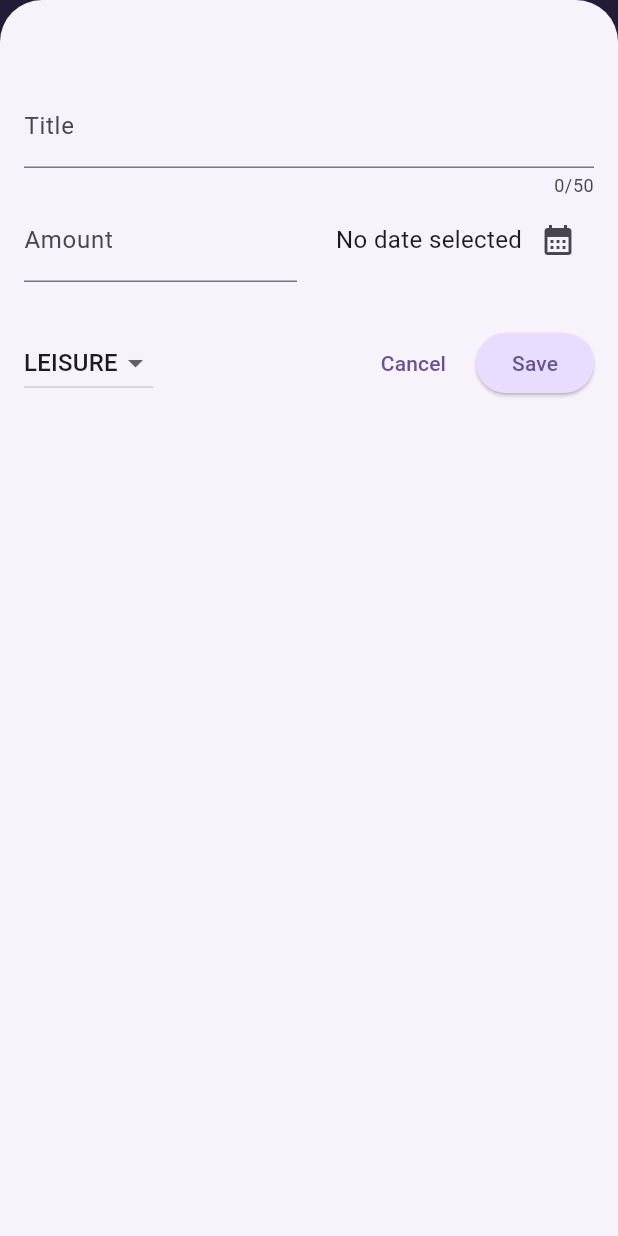
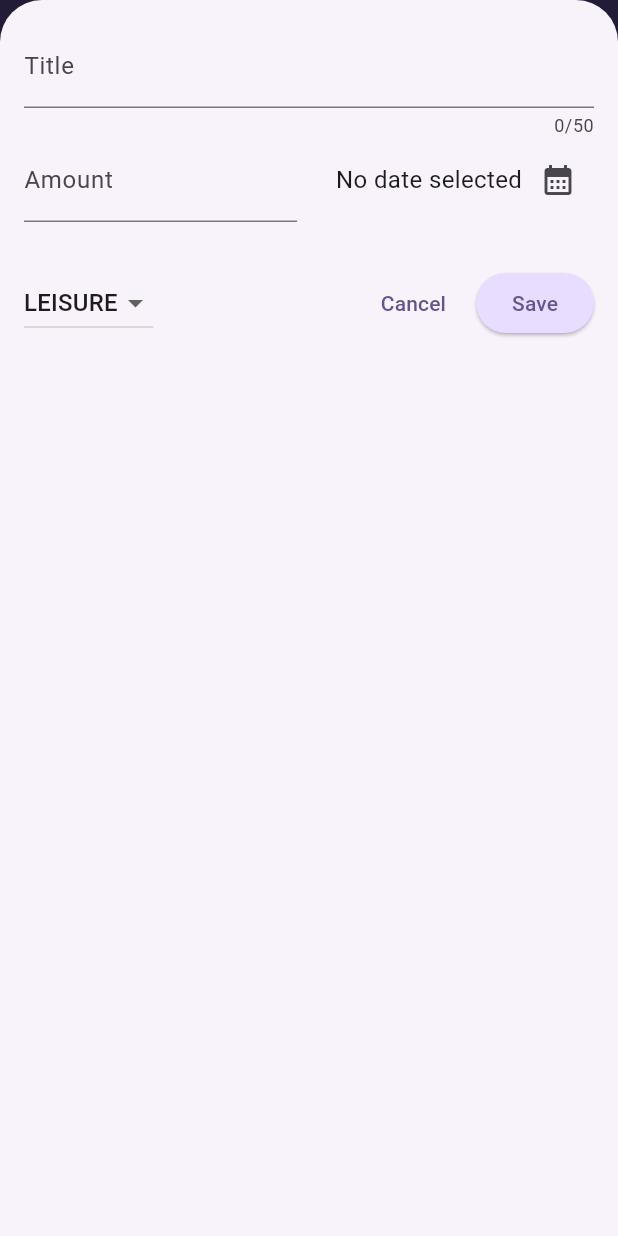
Before and after one commit to alejandroYanezPumpun/expense_tracker, a Flutter app: the screen it shows after launch, after a tap on the "add" icon, on a phone screen of 412 x 824 dp. Run offline on Flutter 3.47's test engine with Material 3 defaults, Android fonts, the phone set to English and light mode, and no system bars.

Commit message:
add the modal to responsive layout

```diff
--- a/expense_tracker_app/lib/components/new_expense.dart
+++ b/expense_tracker_app/lib/components/new_expense.dart
@@ -81,8 +81,13 @@ class _NewExpenseEntryState extends State<NewExpenseEntry> {
 
   @override
   Widget build(BuildContext context) {
-    return Padding(
-      padding: EdgeInsets.fromLTRB(16, 56, 16, 16),
+    final keyboardSpace = MediaQuery.of(context).viewInsets.bottom;
+    return SizedBox(
+      height: double.infinity,
+      width: double.infinity,
+      child: SingleChildScrollView(
+        child: Padding(
+          padding: EdgeInsets.fromLTRB(16, 16, 16, keyboardSpace + 16),
           child: Column(
             children: [
               TextField(
@@ -166,6 +171,8 @@ class _NewExpenseEntryState extends State<NewExpenseEntry> {
               ),
             ],
           ),
+        ),
+      ),
     );
   }
 }
--- a/expense_tracker_app/lib/screens/expense_main_screen.dart
+++ b/expense_tracker_app/lib/screens/expense_main_screen.dart
@@ -21,6 +21,7 @@ class ExpenseMainScreen extends StatefulWidget {
 class _ExpenseMainScreenState extends State<ExpenseMainScreen> {
   void _openAddExpensesOverlay() {
     showModalBottomSheet(
+      useSafeArea: true,
       isScrollControlled: true,
       context: context,
       builder: (ctx) => NewExpenseEntry(onAddExpense: _addExpense),
```
Lines whose indentation alone changed are shown as unchanged.
